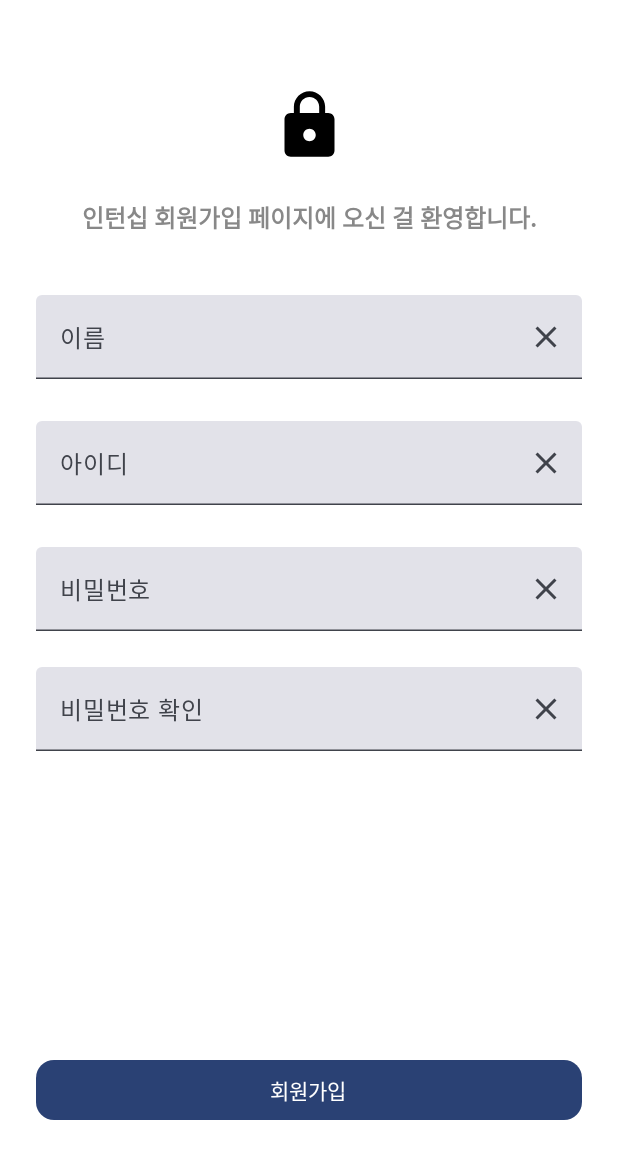
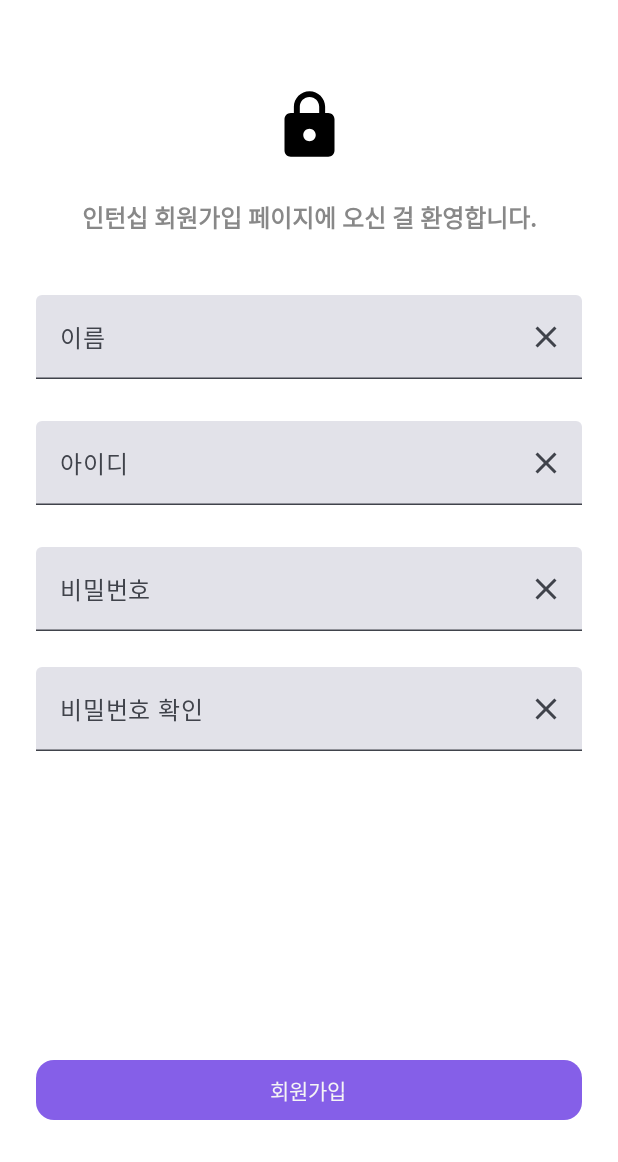
Before and after one commit to ggilggilmonster/InternshipSignProject, an Android app built with Jetpack Compose: the SignUpScreen screen opened through its navigation route, on a phone screen of 412 x 824 dp, the part 74-1236 px from its top. Run offline under Robolectric (Android 15) with nearby library versions, the phone set to English and light mode, and no system bars; our stand-ins replace Firebase (no records; nobody signed in at launch, a user with empty details on screens opened directly).

Commit message:
chore: 일부 UI 변경

```diff
--- a/app/src/main/java/com/internship/internshipsignproject/screen/HomeScreen.kt
+++ b/app/src/main/java/com/internship/internshipsignproject/screen/HomeScreen.kt
@@ -21,6 +21,8 @@ import androidx.compose.ui.text.style.TextAlign
 import androidx.compose.ui.tooling.preview.Preview
 import androidx.compose.ui.unit.dp
 import androidx.compose.ui.unit.sp
+import com.internship.internshipsignproject.ui.theme.Primary
+import com.internship.internshipsignproject.ui.theme.White20
 
 @Composable
 fun HomeScreen(
@@ -73,9 +75,10 @@ fun HomeScreen(
                 .fillMaxWidth()
                 .padding(start = 24.dp, end = 24.dp, bottom = 6.dp),
             shape = RoundedCornerShape(12.dp),
-            colors = ButtonDefaults.buttonColors(containerColor = Color.Unspecified)
+            colors = ButtonDefaults.buttonColors(containerColor = Primary)
         ) {
-            Text(text = "로그인")
+            Text(text = "로그인",
+                color = White20)
         }
 
         Button(
@@ -84,9 +87,10 @@ fun HomeScreen(
                 .fillMaxWidth()
                 .padding(start = 24.dp, end = 24.dp, bottom = 24.dp),
             shape = RoundedCornerShape(12.dp),
-            colors = ButtonDefaults.buttonColors(containerColor = Color.Unspecified)
+            colors = ButtonDefaults.buttonColors(containerColor = Primary)
         ) {
-            Text(text = "회원가입")
+            Text(text = "회원가입",
+                color = White20)
         }
     }
 }
--- a/app/src/main/java/com/internship/internshipsignproject/screen/SignUpScreen.kt
+++ b/app/src/main/java/com/internship/internshipsignproject/screen/SignUpScreen.kt
@@ -39,6 +39,8 @@ import androidx.compose.ui.tooling.preview.Preview
 import androidx.compose.ui.unit.dp
 import androidx.compose.ui.unit.sp
 import androidx.lifecycle.viewmodel.compose.viewModel
+import com.internship.internshipsignproject.ui.theme.Primary
+import com.internship.internshipsignproject.ui.theme.White20
 import com.internship.internshipsignproject.viewmodel.SignUpViewModel
 
 @Composable
@@ -229,7 +231,7 @@ fun SignUpScreen(
                             Toast.makeText(context, "회원가입 성공", Toast.LENGTH_SHORT).show()
                         },
                         onFailure = {
-                            Toast.makeText(context, "회원가입 실패", Toast.LENGTH_SHORT).show()
+                            Toast.makeText(context, "잘못 입력하셨습니다.ㅁㄴ", Toast.LENGTH_SHORT).show()
                         }
                     )
                     navigateToSignIn()
@@ -239,9 +241,10 @@ fun SignUpScreen(
                 .fillMaxWidth()
                 .padding(start = 24.dp, end = 24.dp, bottom = 24.dp),
             shape = RoundedCornerShape(12.dp),
-            colors = ButtonDefaults.buttonColors(containerColor = Color.Unspecified)
+            colors = ButtonDefaults.buttonColors(containerColor = Primary)
         ) {
-            Text(text = "회원가입")
+            Text(text = "회원가입",
+                color = White20)
         }
     }
 }
--- a/app/src/main/java/com/internship/internshipsignproject/ui/theme/Color.kt
+++ b/app/src/main/java/com/internship/internshipsignproject/ui/theme/Color.kt
@@ -9,3 +9,6 @@ val Pink80 = Color(0xFFEFB8C8)
 val Purple40 = Color(0xFF6650a4)
 val PurpleGrey40 = Color(0xFF625b71)
 val Pink40 = Color(0xFF7D5260)
+
+val Primary = Color(0xFF855FE8)
+val White20 = Color(0xFFF5F5F5)
--- a/gradle/libs.versions.toml
+++ b/gradle/libs.versions.toml
@@ -1,5 +1,5 @@
 [versions]
-agp = "8.5.2"
+agp = "8.7.0"
 firebaseBom = "33.8.0"
 kotlin = "2.0.0"
 coreKtx = "1.15.0"
```
Also changed, not shown: app/src/main/java/com/internship/internshipsignproject/screen/SignInScreen.kt (+5 -2 lines), gradle/wrapper/gradle-wrapper.properties.
